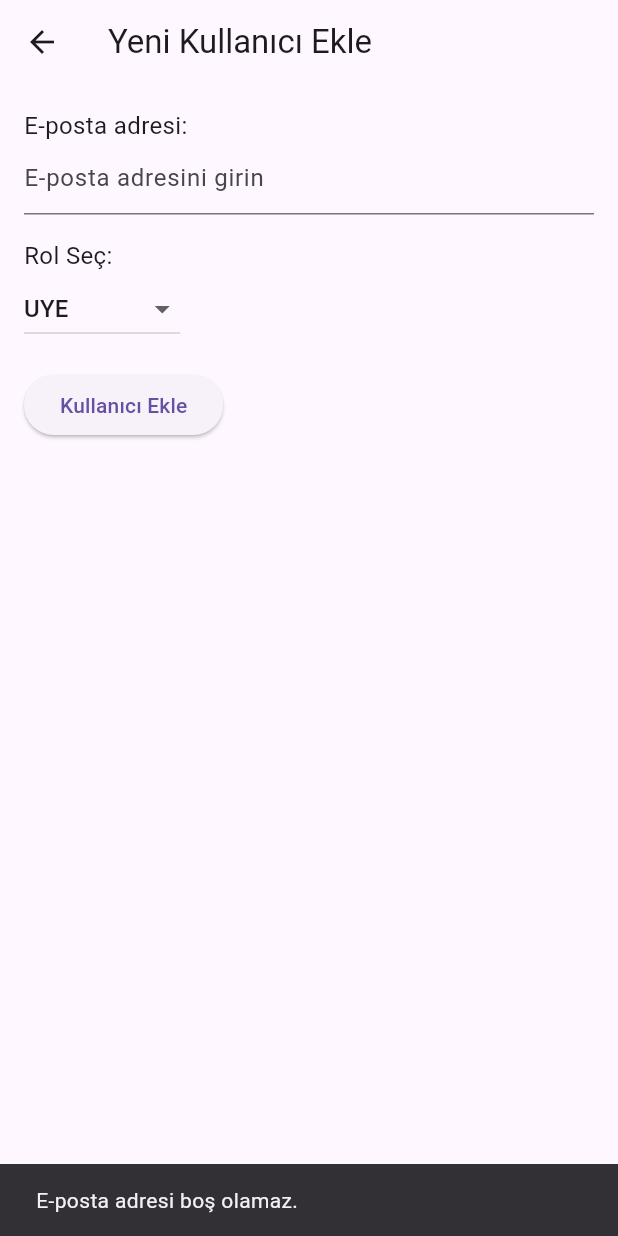
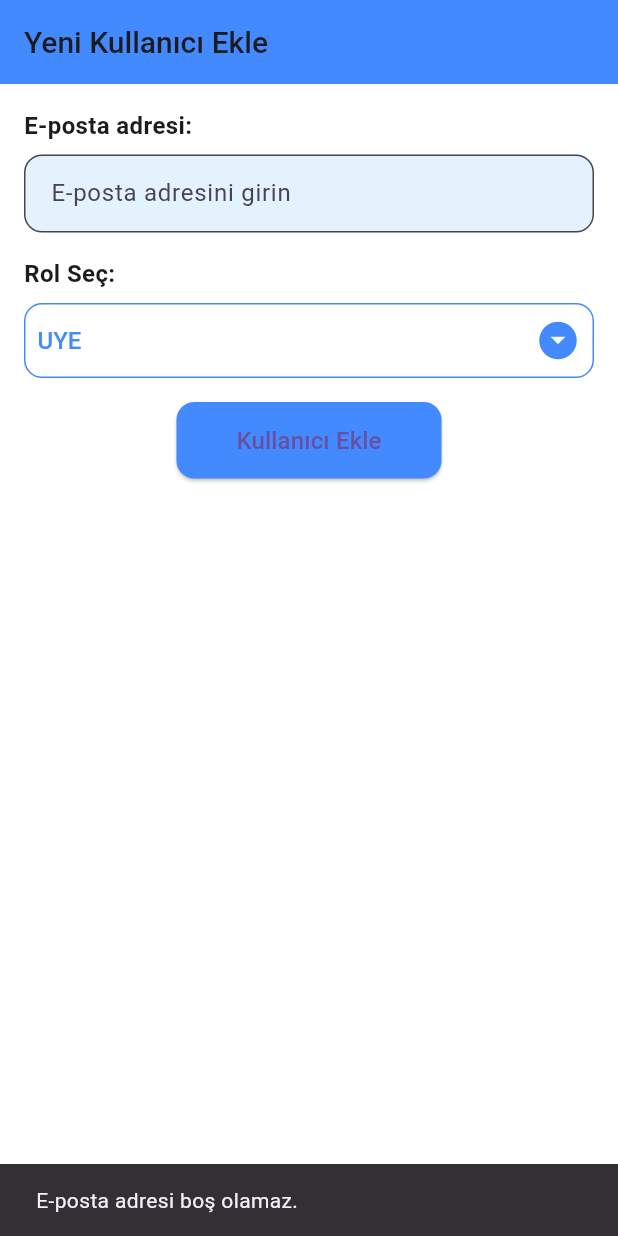
Before and after one commit to KadirKARAKAS/CRM, a Flutter app: the AddUserPage screen opened directly, after a tap on "Kullanıcı Ekle", on a phone screen of 412 x 824 dp. Run offline on Flutter 3.47's test engine with Material 3 defaults, Android fonts, the phone set to English and light mode, and no system bars; our stand-ins replace cloud_firestore, firebase_auth, firebase_core, fluttertoast; accounts and stored records are empty.

Commit message:
save
son düzenlemeler tasarım iyileştirmesi ve düzenlemeler

```diff
--- a/lib/add_user_page.dart
+++ b/lib/add_user_page.dart
@@ -1,6 +1,9 @@
-import 'package:cloud_firestore/cloud_firestore.dart';
+import 'package:crm/admin_home_page.dart';
 import 'package:flutter/material.dart';
 import 'package:firebase_auth/firebase_auth.dart';
+import 'package:provider/provider.dart';
+import 'package:crm/model/user_provider.dart';
+import 'package:crm/model/user_model.dart';
 
 class AddUserPage extends StatefulWidget {
   @override
@@ -9,75 +12,109 @@ class AddUserPage extends StatefulWidget {
 
 class _AddUserPageState extends State<AddUserPage> {
   final FirebaseAuth _auth = FirebaseAuth.instance;
-  final FirebaseFirestore _firestore = FirebaseFirestore.instance;
   final TextEditingController _emailController = TextEditingController();
   String _selectedRole = 'uye';
+
 Future<void> _addUser() async {
+
   String email = _emailController.text.trim();
 
   if (email.isEmpty) {
     ScaffoldMessenger.of(context).showSnackBar(
       SnackBar(content: Text('E-posta adresi boş olamaz.')),
     );
+
     return;
   }
 
   try {
     UserCredential userCredential = await _auth.createUserWithEmailAndPassword(
       email: email,
-      password: "defaultPassword123", // Varsayılan bir şifre belirleniyor
+      password: "123456",
     );
 
    String userId = userCredential.user!.uid;
 
-    await _firestore.collection('users').doc(userId).set({
-      'uid': userId,
-      'email': email,
-      'created_at': FieldValue.serverTimestamp(),
-      'role': _selectedRole,
-    });
+    Provider.of<UserProvider>(context, listen: false).addUser(UserModel(
+      uid: userId,
+      email: email,
+      role: _selectedRole,
+    //  name: email.split('@')[0],
+    ));
 
     ScaffoldMessenger.of(context).showSnackBar(
       SnackBar(content: Text('Kullanıcı başarıyla eklendi.')),
     );
 
     _emailController.clear();
-    setState(() {
-          Navigator.pop(context, true);
-
-    });
+    Navigator.pushReplacement(
+      context,
+      MaterialPageRoute(builder: (context) => AdminHomePage()),
+    );
   } catch (e) {
     ScaffoldMessenger.of(context).showSnackBar(
       SnackBar(content: Text('Kullanıcı eklerken hata oluştu: $e')),
     );
+
   }
 }
+
 
   @override
   Widget build(BuildContext context) {
     return Scaffold(
+      backgroundColor: Colors.white,
       appBar: AppBar(
-        title: Text('Yeni Kullanıcı Ekle'),
+        title: Text(
+          'Yeni Kullanıcı Ekle',
+          style: TextStyle(fontSize: 20, fontWeight: FontWeight.w500),
+        ),
+        backgroundColor: Colors.blueAccent, // Ana renk mavi tonları
       ),
       body: Padding(
         padding: const EdgeInsets.all(16.0),
         child: Column(
           crossAxisAlignment: CrossAxisAlignment.start,
           children: [
-            Text('E-posta adresi:', style: TextStyle(fontSize: 16)),
+            Text('E-posta adresi:', style: TextStyle(fontSize: 16, fontWeight: FontWeight.w600)),
+            SizedBox(height: 8),
             TextField(
               controller: _emailController,
               keyboardType: TextInputType.emailAddress,
-              decoration: InputDecoration(hintText: 'E-posta adresini girin'),
+              decoration: InputDecoration(
+                hintText: 'E-posta adresini girin',
+                border: OutlineInputBorder(
+                  borderRadius: BorderRadius.circular(12),
+                ),
+                filled: true,
+                fillColor: Colors.blue[50],
+                contentPadding: EdgeInsets.all(14),
+              ),
             ),
             SizedBox(height: 16),
-            Text('Rol Seç:', style: TextStyle(fontSize: 16)),
-            DropdownButton<String>(
+
+            Text('Rol Seç:', style: TextStyle(fontSize: 16, fontWeight: FontWeight.w600)),
+            SizedBox(height: 8),
+
+            Container(
+              width: double.infinity,
+              padding: EdgeInsets.symmetric(horizontal: 8),
+              decoration: BoxDecoration(
+                borderRadius: BorderRadius.circular(12),
+                border: Border.all(color: Colors.blueAccent, width: 1),
+              ),
+              child: DropdownButton<String>(
                 value: _selectedRole,
                 items: ['admin', 'personel', 'uye']
                     .map((role) => DropdownMenuItem(
                           value: role,
-                        child: Text(role.toUpperCase()),
+                          child: Padding(
+                            padding: const EdgeInsets.symmetric(vertical: 12.0),
+                            child: Text(
+                              role.toUpperCase(),
+                              style: TextStyle(fontSize: 16, fontWeight: FontWeight.w500),
+                            ),
+                          ),
                         ))
                     .toList(),
                 onChanged: (value) {
@@ -85,11 +122,29 @@ Future<void> _addUser() async {
                     _selectedRole = value!;
                   });
                 },
+                isExpanded: true,
+                underline: SizedBox(),
+                icon: Icon(Icons.arrow_drop_down_circle, color: Colors.blueAccent),
+                iconSize: 30,
+                style: TextStyle(fontSize: 16, fontWeight: FontWeight.w500, color: Colors.blueAccent),
+              ),
             ),
             SizedBox(height: 16),
-            ElevatedButton(
+
+            Center(
+              child: ElevatedButton(
                 onPressed: _addUser,
-              child: Text('Kullanıcı Ekle'),
+                child: Text(
+                  'Kullanıcı Ekle',
+                  style: TextStyle(fontSize: 16),
+                ),
+                style: ElevatedButton.styleFrom(
+                  padding: EdgeInsets.symmetric(vertical: 14, horizontal: 40), backgroundColor: Colors.blueAccent,
+                  shape: RoundedRectangleBorder(
+                    borderRadius: BorderRadius.circular(12),
+                  ),
+                ),
+              ),
             ),
           ],
         ),
--- a/lib/home_page.dart
+++ b/lib/home_page.dart
@@ -1,7 +1,6 @@
 import 'package:crm/sign_up_page.dart';
 import 'package:flutter/material.dart';
 import 'package:firebase_auth/firebase_auth.dart';
-import 'package:crm/sign_in_page.dart';
 
 class HomePage extends StatefulWidget {
   @override
--- a/lib/main.dart
+++ b/lib/main.dart
@@ -1,13 +1,11 @@
 import 'package:crm/firebase_options.dart';
 import 'package:crm/home_page.dart';
 import 'package:crm/model/user_provider.dart';
-import 'package:crm/sign_in_page.dart';
 import 'package:crm/sign_up_page.dart';
 import 'package:firebase_core/firebase_core.dart';  // Firebase başlatma için import
 import 'package:flutter/material.dart';
 import 'package:provider/provider.dart';
 
-import 'admin_home_page.dart';
 void main() async {
   WidgetsFlutterBinding.ensureInitialized();
   await Firebase.initializeApp(options: DefaultFirebaseOptions.currentPlatform);
--- a/lib/model/user_provider.dart
+++ b/lib/model/user_provider.dart
@@ -14,6 +14,7 @@ class UserProvider with ChangeNotifier {
       QuerySnapshot snapshot = await FirebaseFirestore.instance.collection('users').get();
 
       // Verileri alıp listeye dönüştürme
+      _users = [];
       _users = snapshot.docs
           .map((doc) => UserModel.fromMap(doc.data() as Map<String, dynamic>))
           .toList();
--- a/lib/password_reset_page.dart
+++ b/lib/password_reset_page.dart
@@ -69,9 +69,8 @@ class _PasswordResetPageState extends State<PasswordResetPage> {
                       TextFormField(
                         decoration: InputDecoration(
                           labelText: 'E-posta Adresiniz',
-                          labelStyle: TextStyle(color: Colors.black),
                           hintText: 'E-posta adresinizi girin',
-                          prefixIcon: Icon(Icons.email, color: Colors.black),
+                          prefixIcon: Icon(Icons.email),
                           border: OutlineInputBorder(
                             borderRadius: BorderRadius.circular(12),
                           ),
--- a/lib/role_based_redirect_page.dart
+++ b/lib/role_based_redirect_page.dart
@@ -1,7 +1,6 @@
 import 'package:crm/admin_home_page.dart';
 import 'package:crm/home_page.dart';
 import 'package:crm/sign_in_page.dart';
-import 'package:crm/sign_up_page.dart';
 import 'package:flutter/material.dart';
 import 'package:firebase_auth/firebase_auth.dart';
 import 'package:cloud_firestore/cloud_firestore.dart';
```
Also changed, not shown: lib/admin_home_page.dart (+79 -16 lines), lib/admin_page.dart (deleted, +0 -77 lines), lib/model/user_model.dart (+4 -4 lines), lib/sign_in_page.dart (+4 -9 lines), lib/sign_up_page.dart (+3 -4 lines). Lines whose indentation alone changed are shown as unchanged.
